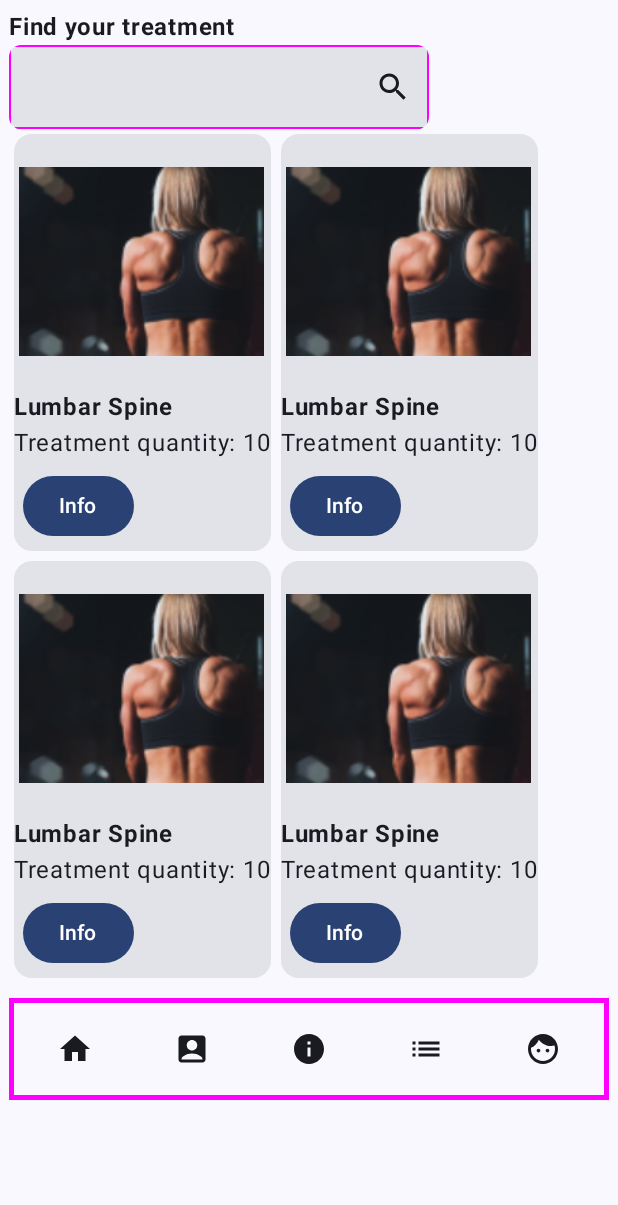
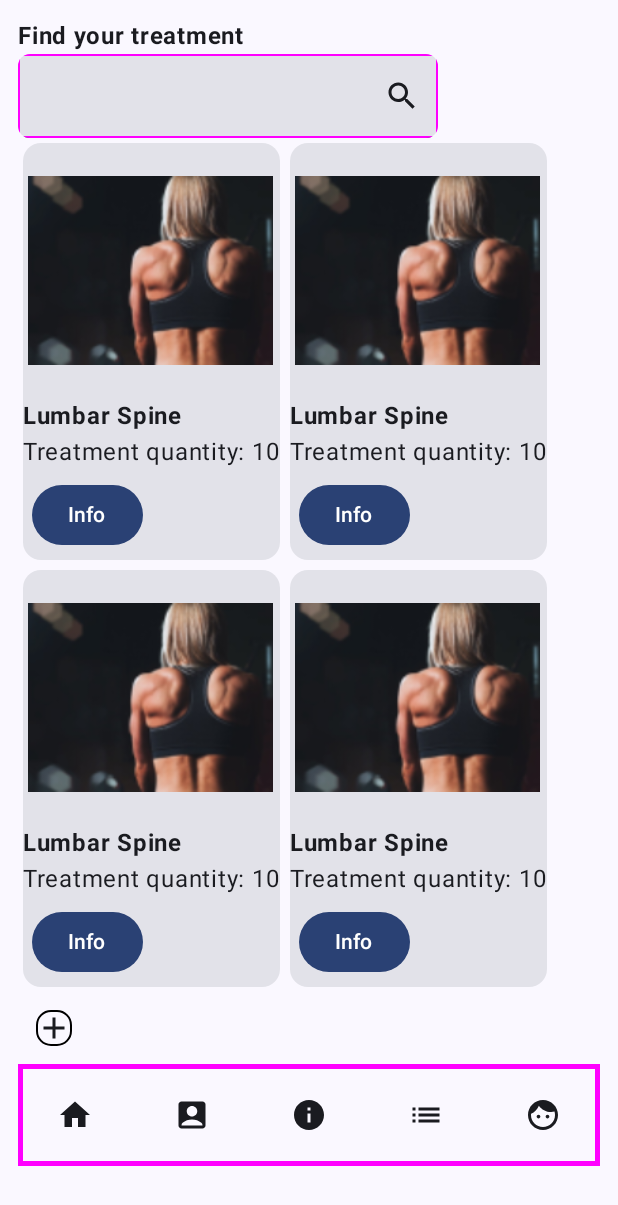
Before and after one commit to leonardoarrieta30/TheraphyTreatment, an Android app built with Jetpack Compose: the screen it shows after launch (MainActivity), on a phone screen of 412 x 824 dp. Shown: the top 1205 px of the screen. Run offline under Robolectric (Android 15) with nearby library versions, the phone set to English and light mode, and no system bars.

Commit message:
feat(Treatment): update padding are my screens treatments.

```diff
--- a/app/src/main/java/pe/edu/upc/theraphytreatmentscreens20/MainActivity.kt
+++ b/app/src/main/java/pe/edu/upc/theraphytreatmentscreens20/MainActivity.kt
@@ -24,7 +24,7 @@ class MainActivity : ComponentActivity() {
                     modifier = Modifier.fillMaxSize(),
                     color = MaterialTheme.colorScheme.background
                 ) {
-                    Treatments()
+                    Treatments2()
                 }
             }
         }
--- a/app/src/main/java/pe/edu/upc/theraphytreatmentscreens20/ui/screens/Treatments.kt
+++ b/app/src/main/java/pe/edu/upc/theraphytreatmentscreens20/ui/screens/Treatments.kt
@@ -65,7 +65,7 @@ fun Treatments(){
 //
 //    }
 
-    Column(modifier = Modifier.padding(6.dp)) {
+    Column(modifier = Modifier.padding(12.dp)) {
         Text(text = "Find your treatment", fontWeight = FontWeight.Bold)
 //        Spacer(modifier = Modifier.height(10.dp))
         Row(){
--- a/app/src/main/java/pe/edu/upc/theraphytreatmentscreens20/ui/screens/Treatments2.0.kt
+++ b/app/src/main/java/pe/edu/upc/theraphytreatmentscreens20/ui/screens/Treatments2.0.kt
@@ -46,7 +46,7 @@ fun Treatments2(){
 //
 //    }
 
-    Column(modifier = Modifier.padding(6.dp)) {
+    Column(modifier = Modifier.padding(12.dp)) {
         Text(text = "Find your treatment", fontWeight = FontWeight.Bold)
 //        Spacer(modifier = Modifier.height(10.dp))
         Row(){
```
